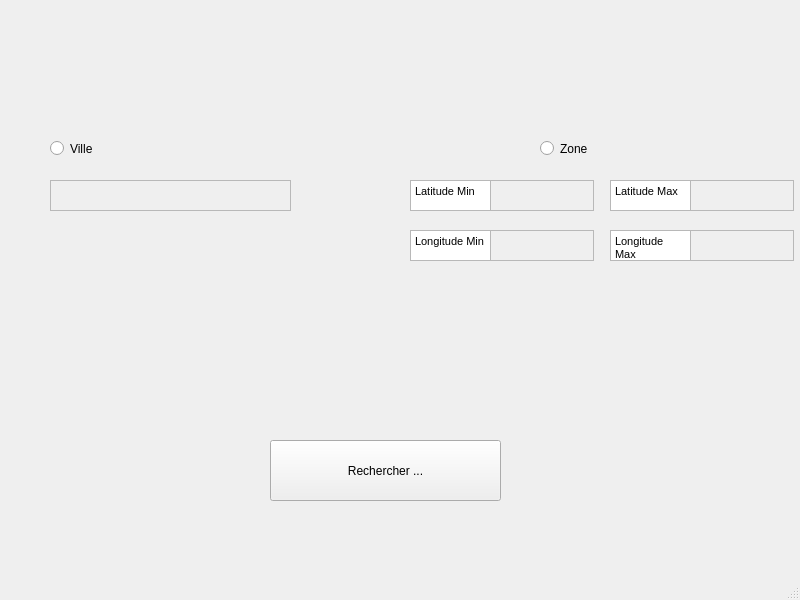
This is code/Interface/interface_script/mainwindow.ui in kekunn/Projet-ZZ2 as Qt 5 draws it before an edit. The edited form follows.
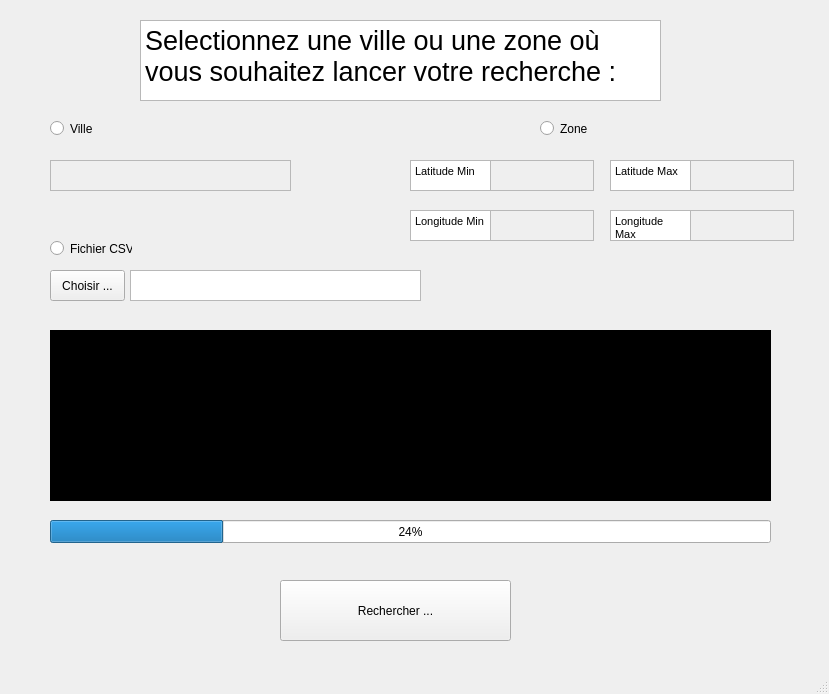
This is the edited form.

Patch:
```diff
--- a/code/Interface/interface_script/mainwindow.ui
+++ b/code/Interface/interface_script/mainwindow.ui
@@ -6,13 +6,16 @@
    <rect>
     <x>0</x>
     <y>0</y>
-    <width>800</width>
-    <height>600</height>
+    <width>829</width>
+    <height>694</height>
    </rect>
   </property>
   <property name="windowTitle">
    <string>MainWindow</string>
   </property>
+  <property name="autoFillBackground">
+   <bool>true</bool>
+  </property>
   <widget class="QWidget" name="centralwidget">
    <widget class="QRadioButton" name="radioButton">
     <property name="enabled">
@@ -21,7 +24,7 @@
     <property name="geometry">
      <rect>
       <x>50</x>
-      <y>140</y>
+      <y>120</y>
       <width>82</width>
       <height>17</height>
      </rect>
@@ -43,7 +46,7 @@
     <property name="geometry">
      <rect>
       <x>540</x>
-      <y>140</y>
+      <y>120</y>
       <width>82</width>
       <height>17</height>
      </rect>
@@ -59,7 +62,7 @@
     <property name="geometry">
      <rect>
       <x>50</x>
-      <y>180</y>
+      <y>160</y>
       <width>241</width>
       <height>31</height>
      </rect>
@@ -72,7 +75,7 @@
     <property name="geometry">
      <rect>
       <x>490</x>
-      <y>180</y>
+      <y>160</y>
       <width>104</width>
       <height>31</height>
      </rect>
@@ -85,7 +88,7 @@
     <property name="geometry">
      <rect>
       <x>690</x>
-      <y>180</y>
+      <y>160</y>
       <width>104</width>
       <height>31</height>
      </rect>
@@ -98,7 +101,7 @@
     <property name="geometry">
      <rect>
       <x>490</x>
-      <y>230</y>
+      <y>210</y>
       <width>104</width>
       <height>31</height>
      </rect>
@@ -111,7 +114,7 @@
     <property name="geometry">
      <rect>
       <x>690</x>
-      <y>230</y>
+      <y>210</y>
       <width>104</width>
       <height>31</height>
      </rect>
@@ -120,8 +123,8 @@
    <widget class="QPushButton" name="pushButton">
     <property name="geometry">
      <rect>
-      <x>270</x>
-      <y>440</y>
+      <x>280</x>
+      <y>580</y>
       <width>231</width>
       <height>61</height>
      </rect>
@@ -134,11 +137,14 @@
     <property name="geometry">
      <rect>
       <x>410</x>
-      <y>180</y>
+      <y>160</y>
       <width>81</width>
       <height>31</height>
      </rect>
     </property>
+    <property name="autoFillBackground">
+     <bool>false</bool>
+    </property>
     <property name="verticalScrollBarPolicy">
      <enum>Qt::ScrollBarAlwaysOff</enum>
     </property>
@@ -155,7 +161,7 @@
     <property name="geometry">
      <rect>
       <x>410</x>
-      <y>230</y>
+      <y>210</y>
       <width>81</width>
       <height>31</height>
      </rect>
@@ -176,7 +182,7 @@
     <property name="geometry">
      <rect>
       <x>610</x>
-      <y>180</y>
+      <y>160</y>
       <width>81</width>
       <height>31</height>
      </rect>
@@ -196,7 +202,7 @@
     <property name="geometry">
      <rect>
       <x>610</x>
-      <y>230</y>
+      <y>210</y>
       <width>81</width>
       <height>31</height>
      </rect>
@@ -212,6 +218,108 @@
 &lt;p style=&quot; margin-top:0px; margin-bottom:0px; margin-left:0px; margin-right:0px; -qt-block-indent:0; text-indent:0px;&quot;&gt;&lt;span style=&quot; font-family:'MS Shell Dlg 2';&quot;&gt;Longitude Max&lt;/span&gt;&lt;/p&gt;&lt;/body&gt;&lt;/html&gt;</string>
     </property>
    </widget>
+   <widget class="QTextBrowser" name="textBrowser_5">
+    <property name="geometry">
+     <rect>
+      <x>140</x>
+      <y>20</y>
+      <width>521</width>
+      <height>81</height>
+     </rect>
+    </property>
+    <property name="html">
+     <string>&lt;!DOCTYPE HTML PUBLIC &quot;-//W3C//DTD HTML 4.0//EN&quot; &quot;http://www.w3.org/TR/REC-html40/strict.dtd&quot;&gt;
+&lt;html&gt;&lt;head&gt;&lt;meta name=&quot;qrichtext&quot; content=&quot;1&quot; /&gt;&lt;style type=&quot;text/css&quot;&gt;
+p, li { white-space: pre-wrap; }
+&lt;/style&gt;&lt;/head&gt;&lt;body style=&quot; font-family:'MS Shell Dlg 2'; font-size:8.25pt; font-weight:400; font-style:normal;&quot;&gt;
+&lt;p style=&quot; margin-top:0px; margin-bottom:0px; margin-left:0px; margin-right:0px; -qt-block-indent:0; text-indent:0px;&quot;&gt;&lt;span style=&quot; font-family:'MS Shell Dlg 2'; font-size:20pt;&quot;&gt;Selectionnez une ville ou une zone où vous souhaitez lancer votre recherche :&lt;/span&gt;&lt;/p&gt;&lt;/body&gt;&lt;/html&gt;</string>
+    </property>
+   </widget>
+   <widget class="QTextBrowser" name="output_display">
+    <property name="geometry">
+     <rect>
+      <x>50</x>
+      <y>330</y>
+      <width>721</width>
+      <height>171</height>
+     </rect>
+    </property>
+    <property name="font">
+     <font>
+      <family>Calibri Light</family>
+      <pointsize>10</pointsize>
+     </font>
+    </property>
+    <property name="autoFillBackground">
+     <bool>false</bool>
+    </property>
+    <property name="styleSheet">
+     <string notr="true">background-color: black;
+color: white;</string>
+    </property>
+    <property name="readOnly">
+     <bool>false</bool>
+    </property>
+    <property name="html">
+     <string>&lt;!DOCTYPE HTML PUBLIC &quot;-//W3C//DTD HTML 4.0//EN&quot; &quot;http://www.w3.org/TR/REC-html40/strict.dtd&quot;&gt;
+&lt;html&gt;&lt;head&gt;&lt;meta name=&quot;qrichtext&quot; content=&quot;1&quot; /&gt;&lt;style type=&quot;text/css&quot;&gt;
+p, li { white-space: pre-wrap; }
+&lt;/style&gt;&lt;/head&gt;&lt;body style=&quot; font-family:'Calibri Light'; font-size:10pt; font-weight:400; font-style:normal;&quot;&gt;
+&lt;p style=&quot;-qt-paragraph-type:empty; margin-top:0px; margin-bottom:0px; margin-left:0px; margin-right:0px; -qt-block-indent:0; text-indent:0px; font-family:'MS Shell Dlg 2'; font-size:8.25pt;&quot;&gt;&lt;br /&gt;&lt;/p&gt;&lt;/body&gt;&lt;/html&gt;</string>
+    </property>
+    <property name="overwriteMode">
+     <bool>false</bool>
+    </property>
+   </widget>
+   <widget class="QProgressBar" name="progressBar">
+    <property name="geometry">
+     <rect>
+      <x>50</x>
+      <y>520</y>
+      <width>721</width>
+      <height>23</height>
+     </rect>
+    </property>
+    <property name="value">
+     <number>24</number>
+    </property>
+   </widget>
+   <widget class="QRadioButton" name="radioButton_3">
+    <property name="geometry">
+     <rect>
+      <x>50</x>
+      <y>240</y>
+      <width>82</width>
+      <height>17</height>
+     </rect>
+    </property>
+    <property name="text">
+     <string>Fichier CSV</string>
+    </property>
+   </widget>
+   <widget class="QPushButton" name="pushButton_2">
+    <property name="geometry">
+     <rect>
+      <x>50</x>
+      <y>270</y>
+      <width>75</width>
+      <height>31</height>
+     </rect>
+    </property>
+    <property name="text">
+     <string>Choisir ...</string>
+    </property>
+   </widget>
+   <widget class="QTextEdit" name="textEdit_6">
+    <property name="geometry">
+     <rect>
+      <x>130</x>
+      <y>270</y>
+      <width>291</width>
+      <height>31</height>
+     </rect>
+    </property>
+   </widget>
   </widget>
   <widget class="QMenuBar" name="menubar">
    <property name="geometry">
```
Left out of the diff: 2 changed lines with no effect on the pictures.
